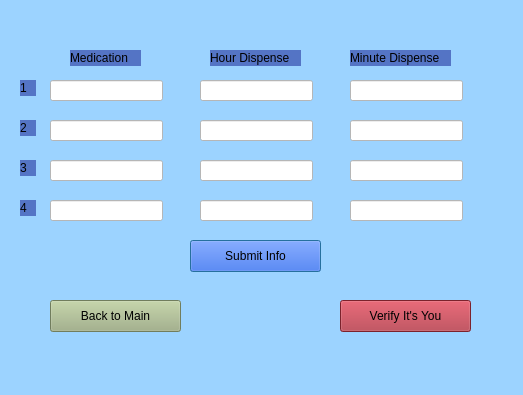
ban2224/capstone_motor, file MedInfo.ui: the form before one commit.
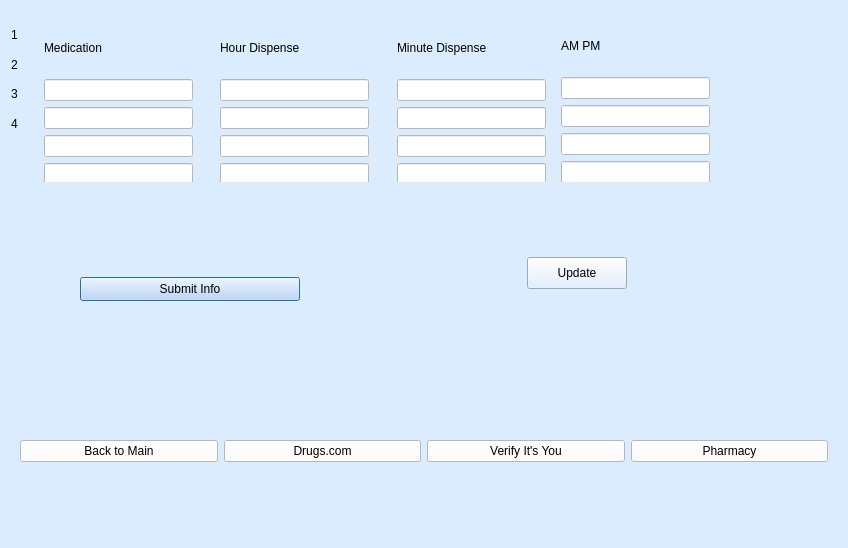
The form after the commit.

What changed in the file:
```diff
--- a/MedInfo.ui
+++ b/MedInfo.ui
@@ -6,267 +6,270 @@
    <rect>
     <x>0</x>
     <y>0</y>
-    <width>523</width>
-    <height>395</height>
+    <width>848</width>
+    <height>548</height>
    </rect>
   </property>
   <property name="windowTitle">
    <string>Dialog</string>
   </property>
   <property name="styleSheet">
-   <string notr="true">background:rgb(156, 211, 255)</string>
+   <string notr="true">background:rgb(219, 236, 255)</string>
   </property>
+  <layout class="QVBoxLayout" name="verticalLayout_5">
+   <item>
+    <widget class="QWidget" name="widget_5" native="true">
+     <widget class="QWidget" name="widget_4" native="true">
+      <property name="geometry">
+       <rect>
+        <x>0</x>
+        <y>12</y>
+        <width>33</width>
+        <height>112</height>
+       </rect>
+      </property>
+      <layout class="QVBoxLayout" name="verticalLayout_4">
+       <item>
+        <widget class="QLabel" name="label_4">
+         <property name="styleSheet">
+          <string notr="true"/>
+         </property>
+         <property name="text">
+          <string>1</string>
+         </property>
+        </widget>
+       </item>
+       <item>
+        <widget class="QLabel" name="label_5">
+         <property name="styleSheet">
+          <string notr="true"/>
+         </property>
+         <property name="text">
+          <string>2</string>
+         </property>
+        </widget>
+       </item>
+       <item>
+        <widget class="QLabel" name="label_6">
+         <property name="styleSheet">
+          <string notr="true"/>
+         </property>
+         <property name="text">
+          <string>3</string>
+         </property>
+        </widget>
+       </item>
+       <item>
+        <widget class="QLabel" name="label_7">
+         <property name="styleSheet">
+          <string notr="true"/>
+         </property>
+         <property name="text">
+          <string>4</string>
+         </property>
+        </widget>
+       </item>
+      </layout>
+     </widget>
+     <widget class="QWidget" name="widget" native="true">
+      <property name="geometry">
+       <rect>
+        <x>33</x>
+        <y>12</y>
+        <width>149</width>
+        <height>162</height>
+       </rect>
+      </property>
+      <layout class="QVBoxLayout" name="verticalLayout">
+       <item>
+        <widget class="QLabel" name="label">
+         <property name="styleSheet">
+          <string notr="true"/>
+         </property>
+         <property name="text">
+          <string>Medication</string>
+         </property>
+        </widget>
+       </item>
+       <item>
   <widget class="QLineEdit" name="m1">
-   <property name="geometry">
-    <rect>
-     <x>50</x>
-     <y>80</y>
-     <width>113</width>
-     <height>21</height>
-    </rect>
-   </property>
    <property name="styleSheet">
     <string notr="true">background:white</string>
    </property>
   </widget>
-  <widget class="QLineEdit" name="h1">
-   <property name="geometry">
-    <rect>
-     <x>200</x>
-     <y>80</y>
-     <width>113</width>
-     <height>21</height>
-    </rect>
-   </property>
-   <property name="styleSheet">
-    <string notr="true">background:white</string>
-   </property>
-  </widget>
+       </item>
+       <item>
   <widget class="QLineEdit" name="m2">
-   <property name="geometry">
-    <rect>
-     <x>50</x>
-     <y>120</y>
-     <width>113</width>
-     <height>21</height>
-    </rect>
-   </property>
    <property name="styleSheet">
     <string notr="true">background:white</string>
    </property>
   </widget>
-  <widget class="QLineEdit" name="h2">
-   <property name="geometry">
-    <rect>
-     <x>200</x>
-     <y>120</y>
-     <width>113</width>
-     <height>21</height>
-    </rect>
-   </property>
-   <property name="styleSheet">
-    <string notr="true">background:white</string>
-   </property>
-  </widget>
+       </item>
+       <item>
   <widget class="QLineEdit" name="m3">
-   <property name="geometry">
-    <rect>
-     <x>50</x>
-     <y>160</y>
-     <width>113</width>
-     <height>21</height>
-    </rect>
-   </property>
    <property name="styleSheet">
     <string notr="true">background:white</string>
    </property>
   </widget>
-  <widget class="QLineEdit" name="h3">
-   <property name="geometry">
-    <rect>
-     <x>200</x>
-     <y>160</y>
-     <width>113</width>
-     <height>21</height>
-    </rect>
-   </property>
-   <property name="styleSheet">
-    <string notr="true">background:white</string>
-   </property>
-  </widget>
+       </item>
+       <item>
   <widget class="QLineEdit" name="m4">
-   <property name="geometry">
-    <rect>
-     <x>50</x>
-     <y>200</y>
-     <width>113</width>
-     <height>21</height>
-    </rect>
-   </property>
    <property name="styleSheet">
     <string notr="true">background:white</string>
    </property>
   </widget>
-  <widget class="QLineEdit" name="h4">
-   <property name="geometry">
-    <rect>
-     <x>200</x>
-     <y>200</y>
-     <width>113</width>
-     <height>21</height>
-    </rect>
-   </property>
-   <property name="styleSheet">
-    <string notr="true">background:white</string>
-   </property>
-   <property name="text">
-    <string/>
-   </property>
-  </widget>
-  <widget class="QLabel" name="label">
+       </item>
+      </layout>
+     </widget>
+     <widget class="QWidget" name="widget_2" native="true">
    <property name="geometry">
     <rect>
-     <x>70</x>
-     <y>50</y>
-     <width>71</width>
-     <height>16</height>
-    </rect>
-   </property>
-   <property name="styleSheet">
-    <string notr="true">background:rgb(84, 116, 197)</string>
-   </property>
-   <property name="text">
-    <string>Medication</string>
-   </property>
-  </widget>
+        <x>209</x>
+        <y>12</y>
+        <width>149</width>
+        <height>162</height>
+       </rect>
+      </property>
+      <layout class="QVBoxLayout" name="verticalLayout_2">
+       <item>
   <widget class="QLabel" name="label_2">
-   <property name="geometry">
-    <rect>
-     <x>210</x>
-     <y>50</y>
-     <width>91</width>
-     <height>16</height>
-    </rect>
-   </property>
    <property name="styleSheet">
-    <string notr="true">background:rgb(84, 116, 197)</string>
+          <string notr="true"/>
    </property>
    <property name="text">
     <string>Hour Dispense</string>
    </property>
   </widget>
-  <widget class="QPushButton" name="submit">
-   <property name="geometry">
-    <rect>
-     <x>190</x>
-     <y>240</y>
-     <width>131</width>
-     <height>32</height>
-    </rect>
-   </property>
+       </item>
+       <item>
+        <widget class="QLineEdit" name="h1">
+         <property name="styleSheet">
+          <string notr="true">background:white</string>
+         </property>
+        </widget>
+       </item>
+       <item>
+        <widget class="QLineEdit" name="h2">
    <property name="styleSheet">
-    <string notr="true">background:rgb(41, 92, 223)</string>
-   </property>
-   <property name="text">
-    <string>Submit Info</string>
-   </property>
-  </widget>
-  <widget class="QPushButton" name="backtoMain3">
-   <property name="geometry">
-    <rect>
-     <x>50</x>
-     <y>300</y>
-     <width>131</width>
-     <height>32</height>
-    </rect>
-   </property>
+          <string notr="true">background:white</string>
+         </property>
+        </widget>
+       </item>
+       <item>
+        <widget class="QLineEdit" name="h3">
+         <property name="styleSheet">
+          <string notr="true">background:white</string>
+         </property>
+        </widget>
+       </item>
+       <item>
+        <widget class="QLineEdit" name="h4">
    <property name="styleSheet">
-    <string notr="true">background:rgb(158, 175, 130)</string>
+          <string notr="true">background:white</string>
    </property>
    <property name="text">
-    <string>Back to Main</string>
-   </property>
-  </widget>
-  <widget class="QPushButton" name="verifyItsYou">
+          <string/>
+         </property>
+        </widget>
+       </item>
+      </layout>
+     </widget>
+     <widget class="QWidget" name="widget_3" native="true">
    <property name="geometry">
     <rect>
-     <x>340</x>
-     <y>300</y>
-     <width>131</width>
-     <height>32</height>
-    </rect>
-   </property>
-   <property name="styleSheet">
-    <string notr="true">background:rgb(173, 48, 62)</string>
-   </property>
-   <property name="text">
-    <string>Verify It's You</string>
-   </property>
-  </widget>
+        <x>386</x>
+        <y>12</y>
+        <width>149</width>
+        <height>162</height>
+       </rect>
+      </property>
+      <layout class="QVBoxLayout" name="verticalLayout_3">
+       <item>
   <widget class="QLabel" name="label_3">
-   <property name="geometry">
-    <rect>
-     <x>350</x>
-     <y>50</y>
-     <width>101</width>
-     <height>16</height>
-    </rect>
-   </property>
    <property name="styleSheet">
-    <string notr="true">background:rgb(84, 116, 197)</string>
+          <string notr="true"/>
    </property>
    <property name="text">
     <string>Minute Dispense</string>
    </property>
   </widget>
+       </item>
+       <item>
   <widget class="QLineEdit" name="min1">
-   <property name="geometry">
-    <rect>
-     <x>350</x>
-     <y>80</y>
-     <width>113</width>
-     <height>21</height>
-    </rect>
-   </property>
    <property name="styleSheet">
     <string notr="true">background:white</string>
    </property>
   </widget>
+       </item>
+       <item>
   <widget class="QLineEdit" name="min2">
-   <property name="geometry">
-    <rect>
-     <x>350</x>
-     <y>120</y>
-     <width>113</width>
-     <height>21</height>
-    </rect>
-   </property>
    <property name="styleSheet">
     <string notr="true">background:white</string>
    </property>
   </widget>
+       </item>
+       <item>
   <widget class="QLineEdit" name="min3">
-   <property name="geometry">
-    <rect>
-     <x>350</x>
-     <y>160</y>
-     <width>113</width>
-     <height>21</height>
-    </rect>
-   </property>
    <property name="styleSheet">
     <string notr="true">background:white</string>
    </property>
   </widget>
+       </item>
+       <item>
   <widget class="QLineEdit" name="min4">
+         <property name="styleSheet">
+          <string notr="true">background:white</string>
+         </property>
+         <property name="text">
+          <string/>
+         </property>
+        </widget>
+       </item>
+      </layout>
+     </widget>
+     <widget class="QWidget" name="widget_10" native="true">
    <property name="geometry">
     <rect>
-     <x>350</x>
-     <y>200</y>
-     <width>113</width>
-     <height>21</height>
-    </rect>
-   </property>
+        <x>550</x>
+        <y>10</y>
+        <width>149</width>
+        <height>162</height>
+       </rect>
+      </property>
+      <layout class="QVBoxLayout" name="verticalLayout_6">
+       <item>
+        <widget class="QLabel" name="label_8">
+         <property name="styleSheet">
+          <string notr="true"/>
+         </property>
+         <property name="text">
+          <string>AM PM</string>
+         </property>
+        </widget>
+       </item>
+       <item>
+        <widget class="QLineEdit" name="ap1">
+         <property name="styleSheet">
+          <string notr="true">background:white</string>
+         </property>
+        </widget>
+       </item>
+       <item>
+        <widget class="QLineEdit" name="min2_2">
+         <property name="styleSheet">
+          <string notr="true">background:white</string>
+         </property>
+        </widget>
+       </item>
+       <item>
+        <widget class="QLineEdit" name="min3_2">
+         <property name="styleSheet">
+          <string notr="true">background:white</string>
+         </property>
+        </widget>
+       </item>
+       <item>
+        <widget class="QLineEdit" name="min4_2">
    <property name="styleSheet">
     <string notr="true">background:white</string>
    </property>
@@ -274,70 +277,104 @@
     <string/>
    </property>
   </widget>
-  <widget class="QLabel" name="label_4">
+       </item>
+      </layout>
+     </widget>
+    </widget>
+   </item>
+   <item>
+    <widget class="QWidget" name="widget_6" native="true">
+     <layout class="QHBoxLayout" name="horizontalLayout_2">
+      <item>
+       <widget class="QWidget" name="widget_7" native="true">
+        <widget class="QPushButton" name="submit">
    <property name="geometry">
     <rect>
-     <x>20</x>
+           <x>60</x>
      <y>80</y>
-     <width>16</width>
-     <height>16</height>
+           <width>220</width>
+           <height>24</height>
     </rect>
    </property>
    <property name="styleSheet">
-    <string notr="true">background:rgb(84, 116, 197)</string>
+          <string notr="true">background-color:rgb(190, 213, 255)</string>
    </property>
    <property name="text">
-    <string>1</string>
-   </property>
-  </widget>
-  <widget class="QLabel" name="label_5">
+          <string>Submit Info</string>
+         </property>
+        </widget>
+       </widget>
+      </item>
+      <item>
+       <widget class="QWidget" name="widget_8" native="true">
+        <widget class="QPushButton" name="pushButton">
    <property name="geometry">
     <rect>
-     <x>20</x>
-     <y>120</y>
-     <width>16</width>
-     <height>16</height>
-    </rect>
-   </property>
+           <x>100</x>
+           <y>60</y>
+           <width>100</width>
+           <height>32</height>
+          </rect>
+         </property>
+         <property name="text">
+          <string>Update</string>
+         </property>
+        </widget>
+       </widget>
+      </item>
+     </layout>
+    </widget>
+   </item>
+   <item>
+    <widget class="QWidget" name="widget_9" native="true">
+     <layout class="QHBoxLayout" name="horizontalLayout_3">
+      <property name="spacing">
+       <number>-1</number>
+      </property>
+      <item>
+       <widget class="QPushButton" name="backtoMain3">
    <property name="styleSheet">
-    <string notr="true">background:rgb(84, 116, 197)</string>
+         <string notr="true">background:rgb(255, 255, 255)</string>
    </property>
    <property name="text">
-    <string>2</string>
-   </property>
-  </widget>
-  <widget class="QLabel" name="label_6">
-   <property name="geometry">
-    <rect>
-     <x>20</x>
-     <y>160</y>
-     <width>16</width>
-     <height>16</height>
-    </rect>
-   </property>
+         <string>Back to Main</string>
+        </property>
+       </widget>
+      </item>
+      <item>
+       <widget class="QPushButton" name="DrugInfo">
    <property name="styleSheet">
-    <string notr="true">background:rgb(84, 116, 197)</string>
+         <string notr="true">background:rgb(255, 255, 255)</string>
    </property>
    <property name="text">
-    <string>3</string>
-   </property>
-  </widget>
-  <widget class="QLabel" name="label_7">
-   <property name="geometry">
-    <rect>
-     <x>20</x>
-     <y>200</y>
-     <width>16</width>
-     <height>16</height>
-    </rect>
-   </property>
+         <string>Drugs.com</string>
+        </property>
+       </widget>
+      </item>
+      <item>
+       <widget class="QPushButton" name="verifyItsYou">
+        <property name="styleSheet">
+         <string notr="true">background:rgb(255, 255, 255)</string>
+        </property>
+        <property name="text">
+         <string>Verify It's You</string>
+        </property>
+       </widget>
+      </item>
+      <item>
+       <widget class="QPushButton" name="Pharm">
    <property name="styleSheet">
-    <string notr="true">background:rgb(84, 116, 197)</string>
+         <string notr="true">background:rgb(255, 255, 255)</string>
    </property>
    <property name="text">
-    <string>4</string>
-   </property>
-  </widget>
+         <string>Pharmacy</string>
+        </property>
+       </widget>
+      </item>
+     </layout>
+    </widget>
+   </item>
+  </layout>
  </widget>
  <resources/>
  <connections/>
```
Lines whose indentation alone changed are shown as unchanged.
